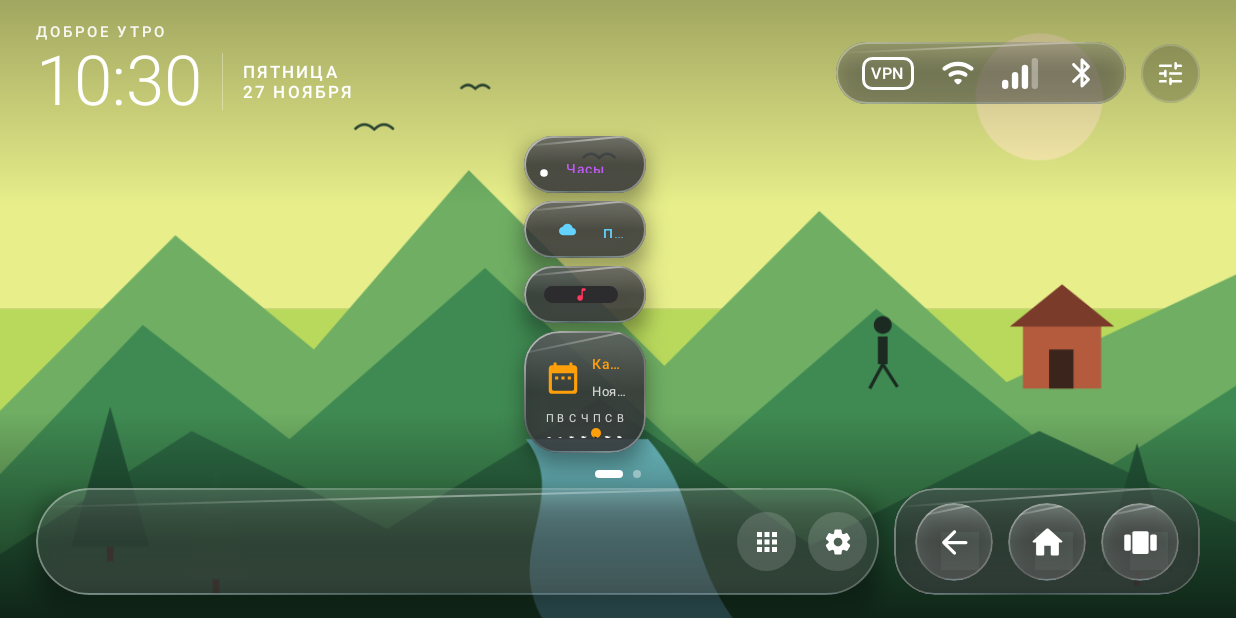
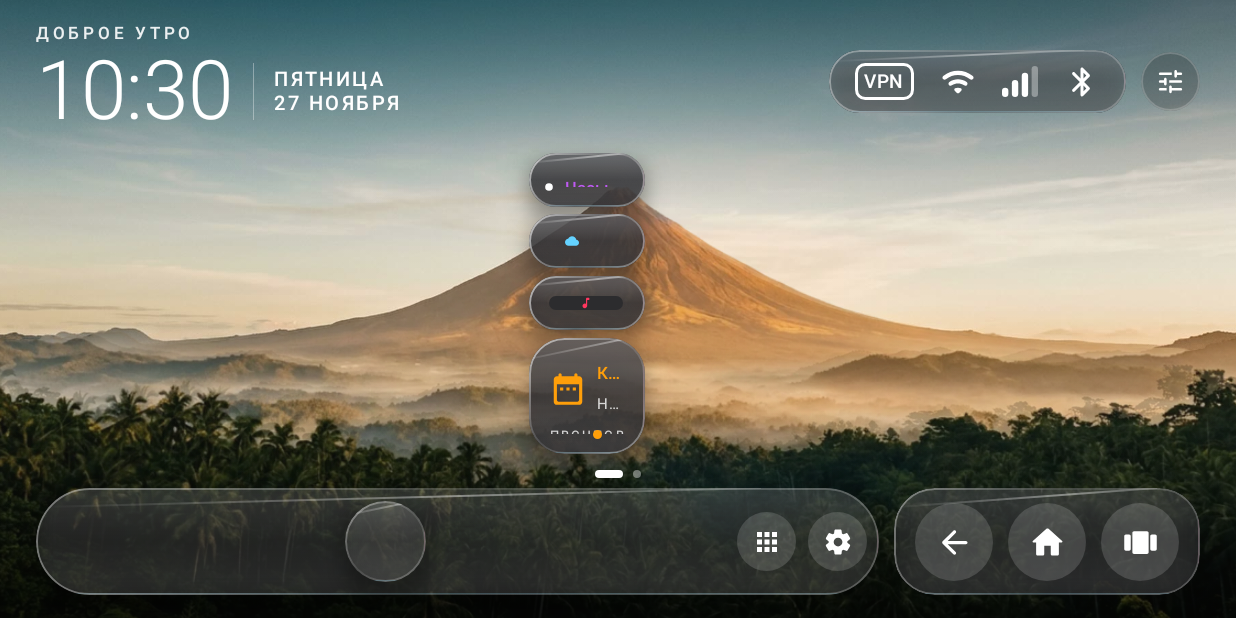
Before and after one commit to gyurdzhyan8631-netizen/aibox-ipad-launcher, an Android app built with Jetpack Compose: the screen it shows after launch (MainActivity), on a phone screen of 824 x 412 dp (held sideways). Run offline under Robolectric (Android 15) with nearby library versions, the phone set to English and light mode, and no system bars.

```diff
--- a/dock/src/main/java/com/aibox/launcher/dock/CarouselDockBar.kt
+++ b/dock/src/main/java/com/aibox/launcher/dock/CarouselDockBar.kt
@@ -48,13 +48,14 @@ import com.aibox.launcher.icons.AppIconPreview
 import kotlinx.coroutines.launch
 import kotlin.math.abs
 import kotlin.math.floor
+import kotlin.math.round
 
 /**
  * Горизонтальный док в стеклянной капсуле, в одном ряду с капсулой горячих клавиш.
  *
  * Карусель занимает всю доступную ширину слева, а справа стоят две кнопки:
  * «Все приложения» и «Настройки». Они не перекрывают иконки карусели.
- * Прокрутка свободная, с инерцией; пружинное выделение центральной иконки сохранено.
+ * Прокрутка свободная, с инерцией; центральная иконка пружинит «вперёд» внутри стеклянной капсулы.
  */
 @Composable
 fun CarouselDockBar(
@@ -74,7 +75,8 @@ fun CarouselDockBar(
     // Увеличили зазор: иконки больше не слипаются.
     val iconGap = 16.dp / safeUiScale
     val stepPx = with(density) { (iconSize + iconGap).toPx() }
-    val forwardPx = with(density) { (8.dp / safeUiScale).toPx() }
+    // Глубина пружины «вперёд»: тень под центральной иконкой, а не сдвиг вверх.
+    val depthPx = with(density) { (12.dp / safeUiScale).toPx() }
     val iconHalfPx = with(density) { iconSize.toPx() } / 2f
     val count = apps.size.coerceAtLeast(1)
     val cyclePx = stepPx * count
@@ -89,6 +91,8 @@ fun CarouselDockBar(
 
     // Бесконечный круг приводится к одному циклу только для расчёта положений.
     val normalized = scrollState - floor(scrollState / cyclePx) * cyclePx
+    // Стеклянная оболочка едет вместе с иконкой, ближайшей к центру карусели.
+    val shellShiftPx = round(-normalized / stepPx) * stepPx + normalized
 
     fun wrap(value: Float): Float {
         val wrapped = value % cyclePx
@@ -149,14 +153,23 @@ fun CarouselDockBar(
                         }
                     }
             ) {
+                // Стеклянная капсула сопровождает выбранную иконку во время прокрутки.
+                Box(
+                    modifier = Modifier
+                        .align(Alignment.Center)
+                        .offset(x = with(density) { shellShiftPx.toDp() })
+                        .size(iconSize * 1.18f)
+                        .glassSurface(CircleShape, strength = 1.15f)
+                )
+
                 apps.forEachIndexed { index, app ->
                     (-2..2).forEach { repeat ->
                         val relativePx = index * stepPx + normalized + repeat * cyclePx
                         if (abs(relativePx) <= viewportPx / 2f + iconHalfPx * 1.5f) {
                             val distance = (abs(relativePx) / stepPx).coerceIn(0f, 1f)
-                            // Пружина центральной иконки не изменена.
+                            // Пружина центральной иконки «вперёд»: рост и тень глубины вместо сдвига вверх.
                             val scaleByDistance by animateFloatAsState(
-                                targetValue = 1.22f - 0.22f * distance,
+                                targetValue = 1.30f - 0.30f * distance,
                                 animationSpec = spring(
                                     dampingRatio = 0.58f,
                                     stiffness = Spring.StiffnessMediumLow
@@ -175,7 +188,8 @@ fun CarouselDockBar(
                                     .graphicsLayer {
                                         scaleX = scaleByDistance
                                         scaleY = scaleByDistance
-                                        translationY = -(1f - distance) * forwardPx
+                                        shape = CircleShape
+                                        shadowElevation = (1f - distance) * depthPx
                                         alpha = (1f - 0.5f * distance) * edgeAlpha
                                     }
                                     .clickable {
--- a/dock/src/main/java/com/aibox/launcher/dock/SystemNavigationCapsule.kt
+++ b/dock/src/main/java/com/aibox/launcher/dock/SystemNavigationCapsule.kt
@@ -3,7 +3,6 @@ package com.aibox.launcher.dock
 import androidx.compose.foundation.background
 import androidx.compose.foundation.border
 import androidx.compose.foundation.clickable
-import androidx.compose.foundation.interaction.MutableInteractionSource
 import androidx.compose.foundation.layout.Arrangement
 import androidx.compose.foundation.layout.Box
 import androidx.compose.foundation.layout.Row
@@ -18,7 +17,6 @@ import androidx.compose.material.icons.rounded.Home
 import androidx.compose.material.icons.rounded.ViewCarousel
 import androidx.compose.material3.Icon
 import androidx.compose.runtime.Composable
-import androidx.compose.runtime.remember
 import androidx.compose.ui.Alignment
 import androidx.compose.ui.Modifier
 import androidx.compose.ui.draw.clip
@@ -26,7 +24,6 @@ import androidx.compose.ui.graphics.Color
 import androidx.compose.ui.graphics.vector.ImageVector
 import androidx.compose.ui.unit.Dp
 import androidx.compose.ui.unit.dp
-import com.aibox.launcher.core.ui.fluidGlassSurface
 import com.aibox.launcher.core.ui.glassSurface
 
 @Composable
@@ -65,15 +62,13 @@ private fun CapsuleButton(
     buttonSize: Dp,
     onClick: () -> Unit
 ) {
-    val interactionSource = remember { MutableInteractionSource() }
     Box(
         contentAlignment = Alignment.Center,
         modifier = Modifier
             .size(buttonSize)
             .clip(CircleShape)
             .background(DockDefaults.HotkeyButtonBackground)
-            .fluidGlassSurface(CircleShape, interactionSource, strength = 1.2f)
-            .clickable(interactionSource = interactionSource, indication = null, onClick = onClick)
+            .clickable(onClick = onClick)
     ) {
         Icon(
             imageVector = icon,
--- a/launcher/src/main/java/com/aibox/launcher/shell/LauncherRootScreen.kt
+++ b/launcher/src/main/java/com/aibox/launcher/shell/LauncherRootScreen.kt
@@ -115,7 +115,7 @@ fun LauncherRootScreen() {
         }
     }
     CompositionLocalProvider(
-        LocalDensity provides Density(baseDensity.density * uiScale, baseDensity.fontScale * uiScale),
+        LocalDensity provides Density(baseDensity.density * uiScale, baseDensity.fontScale),
         LocalConfiguration provides scaledConfig
     ) {
         // Шрифт интерфейса применяется ко всему лаунчеру, включая настройки.
@@ -623,15 +623,15 @@ private fun LauncherRootContent(settings: LauncherSettings, uiScale: Float) {
                     onLaunchApp = launchApp,
                     onOpenDrawer = { showAppDrawer = true },
                     onOpenSettings = { openSettings("personalization") },
-                    scale = settings.panelScale,
+                    scale = settings.dockScale,
                     uiScale = uiScale,
                     modifier = Modifier
                         .weight(1f)
-                        .height(DockDefaults.panelHeight(settings.panelScale))
+                        .height(DockDefaults.panelHeight(settings.dockScale))
                 )
                 Spacer(Modifier.width(12.dp))
                 SystemNavigationCapsule(
-                    scale = settings.panelScale,
+                    scale = settings.hotkeyScale,
                     uiScale = uiScale,
                     onBack = {
                         when {
--- a/settings/src/main/java/com/aibox/launcher/settings/LauncherSettings.kt
+++ b/settings/src/main/java/com/aibox/launcher/settings/LauncherSettings.kt
@@ -90,6 +90,16 @@ class LauncherSettings(private val prefs: SharedPreferences) {
     var statusScale by mutableFloatStateOf(prefs.getFloat(K_STATUS, 1f).coerceIn(0.6f, 1.3f))
         private set
     var quickScale by mutableFloatStateOf(prefs.getFloat(K_QUICK, 1f).coerceIn(0.6f, 1.3f))
+        private set
+
+    /** Док и капсула горячих клавиш теперь настраиваются отдельно друг от друга. */
+    var dockScale by mutableFloatStateOf(
+        prefs.getFloat(K_DOCK, prefs.getFloat(K_PANEL, 1f)).coerceIn(0.75f, 1.35f)
+    )
+        private set
+    var hotkeyScale by mutableFloatStateOf(
+        prefs.getFloat(K_HOTKEY, prefs.getFloat(K_PANEL, 1f)).coerceIn(0.75f, 1.35f)
+    )
         private set
 
     var theme by mutableStateOf(WallpaperTheme.fromId(prefs.getString(K_THEME, null)))
@@ -313,12 +323,24 @@ class LauncherSettings(private val prefs: SharedPreferences) {
         prefs.edit().putFloat(K_QUICK, quickScale).apply()
     }
 
+    fun updateDockScale(value: Float) {
+        dockScale = value.coerceIn(0.75f, 1.35f)
+        prefs.edit().putFloat(K_DOCK, dockScale).apply()
+    }
+
+    fun updateHotkeyScale(value: Float) {
+        hotkeyScale = value.coerceIn(0.75f, 1.35f)
+        prefs.edit().putFloat(K_HOTKEY, hotkeyScale).apply()
+    }
+
     /** Возвращает все размеры к значениям по умолчанию. */
     fun resetSizes() {
         updateUiScale(DEFAULT_UI_SCALE)
         updateStatusScale(1f)
         updateQuickScale(1f)
         updatePanelScale(1f)
+        updateDockScale(1f)
+        updateHotkeyScale(1f)
         updateIconScale(1f)
         updateClockScale(1f)
     }
@@ -374,6 +396,8 @@ class LauncherSettings(private val prefs: SharedPreferences) {
         const val K_UI = "ui_scale"
         const val K_STATUS = "status_scale"
         const val K_QUICK = "quick_scale"
+        const val K_DOCK = "dock_scale"
+        const val K_HOTKEY = "hotkey_scale"
         // Ключи panel_scale и weather_city совпадают с прежними версиями — настройки не теряются.
         const val K_PANEL = "panel_scale"
         const val K_ICON = "icon_scale"
--- a/settings/src/main/java/com/aibox/launcher/settings/SettingsScreen.kt
+++ b/settings/src/main/java/com/aibox/launcher/settings/SettingsScreen.kt
@@ -33,7 +33,6 @@ import androidx.compose.material.icons.Icons
 import androidx.compose.material.icons.automirrored.rounded.ArrowBack
 import androidx.compose.material.icons.rounded.Apps
 import androidx.compose.material.icons.rounded.Bluetooth
-import androidx.compose.material.icons.rounded.Code
 import androidx.compose.material.icons.rounded.Home
 import androidx.compose.material.icons.rounded.Image
 import androidx.compose.material.icons.rounded.Refresh
@@ -86,7 +85,6 @@ enum class SettingsSection(
     ICONS("icons", "Сторонние иконки", Icons.Rounded.Apps, Color(0xFFBF5AF2)),
     APPS("apps", "Приложения", Icons.Rounded.Apps, Color(0xFFBF5AF2)),
     SYSTEM("system", "Система", Icons.Rounded.Info, Color(0xFF8E8E93)),
-    DIAGNOSTICS("diagnostics", "Диагностика", Icons.Rounded.Code, Color(0xFF64D2FF)),
     UPDATE("update", "Обновление", Icons.Rounded.Refresh, Color(0xFF30D158)),
     ABOUT("about", "О лаунчере", Icons.Rounded.Star, Color(0xFF8E8E93));
 
@@ -216,9 +214,8 @@ fun SettingsScreen(
                             SettingsSection.ICONS -> CustomIconsSection(settings, apps, onPick = { picker = it })
                             SettingsSection.APPS -> AppsSection(settings, apps, onPick = { picker = it })
                             SettingsSection.SYSTEM -> SystemSection()
-                            SettingsSection.DIAGNOSTICS -> DiagnosticsSection()
                             SettingsSection.UPDATE -> UpdateSection()
-                            SettingsSection.ABOUT -> AboutSection(onOpenSection = { section = it })
+                            SettingsSection.ABOUT -> AboutSection()
                         }
                         }
                         }
--- a/wallpaper/src/main/java/com/aibox/launcher/wallpaper/DynamicSceneWallpaper.kt
+++ b/wallpaper/src/main/java/com/aibox/launcher/wallpaper/DynamicSceneWallpaper.kt
@@ -9,14 +9,11 @@ import androidx.compose.animation.core.rememberInfiniteTransition
 import androidx.compose.animation.core.tween
 import androidx.compose.foundation.Canvas
 import androidx.compose.foundation.Image
+import androidx.compose.foundation.background
 import androidx.compose.foundation.layout.Box
 import androidx.compose.foundation.layout.fillMaxSize
 import androidx.compose.runtime.Composable
-import androidx.compose.runtime.LaunchedEffect
 import androidx.compose.runtime.getValue
-import androidx.compose.runtime.mutableFloatStateOf
-import androidx.compose.runtime.remember
-import androidx.compose.runtime.setValue
 import androidx.compose.ui.Modifier
 import androidx.compose.ui.geometry.Offset
 import androidx.compose.ui.graphics.Brush
@@ -26,32 +23,33 @@ import androidx.compose.ui.graphics.graphicsLayer
 import androidx.compose.ui.layout.ContentScale
 import androidx.compose.ui.res.painterResource
 import com.aibox.launcher.core.model.WeatherCondition
-import kotlinx.coroutines.delay
 import kotlin.math.abs
 import kotlin.math.floor
 
 /**
  * Визуальный слой обоев первого стола.
  *
- * Единый стиль: flat art, минимализм, векторная графика. Все сцены — локальные
- * VectorDrawable в res/drawable/scene_flat_*.xml, без фотографий и тяжёлых градиентов.
- * Набор сцен и погодная логика не изменены — здесь только отрисовка.
+ * Стиль многослойных «живых» сцен (реальное фото + отдельный передний слой с параллаксом,
+ * цветовая grading-подложка и мягкая затемняющая дымка) взят из tvOS-Launcher:
+ * https://github.com/gyurdzhyan8631-netizen/tvOS-Launcher  (Apache License 2.0).
+ *
+ * Логика выбора сцены, GPS/погода и настройки не изменены — здесь только отрисовка.
  */
 enum class DynamicScenePack(val id: String, val title: String, val subtitle: String) {
     MOUNTAINS(
         "mountains",
         "Горы и храм",
-        "Плоские векторные горы, туман, река, храм и человек на скале"
+        "Горный хребет, туман в долине, река, храм и человек на скале"
     ),
     CITY(
         "city",
         "Город",
-        "Плоский векторный город, башня с часами и огни окон"
+        "Городская панорама, башня с часами, улица и огни окон"
     ),
     FOREST(
         "forest",
         "Лес",
-        "Плоский векторный лес, озеро, изба и олени"
+        "Лесистые холмы, озеро, изба, олени и свет в кронах"
     );
 
     companion object {
@@ -104,32 +102,49 @@ fun dynamicSceneFor(
 
 private fun frac(x: Float): Float = x - floor(x)
 
-private data class SceneAssets(@DrawableRes val background: Int)
+private data class SceneAssets(
+    @DrawableRes val background: Int,
+    @DrawableRes val foreground: Int? = null
+)
 
-/** Подбор плоской векторной сцены под набор и состояние. */
+/** Подбор реальной фотографии и слоя глубины под набор/состояние. */
 private fun assetsFor(pack: DynamicScenePack, scene: DynamicScene): SceneAssets = when (pack) {
     DynamicScenePack.MOUNTAINS -> when (scene) {
-        DynamicScene.DAWN -> SceneAssets(R.drawable.scene_flat_dawn)
-        DynamicScene.NIGHT -> SceneAssets(R.drawable.scene_flat_night)
-        DynamicScene.RAIN -> SceneAssets(R.drawable.scene_flat_rain)
-        DynamicScene.SNOW -> SceneAssets(R.drawable.scene_flat_snow)
-        DynamicScene.WIND -> SceneAssets(R.drawable.scene_flat_wind)
-        else -> SceneAssets(R.drawable.scene_flat_day)
+        DynamicScene.NIGHT -> SceneAssets(R.drawable.scene_night, R.drawable.scene_night_fg)
+        DynamicScene.RAIN, DynamicScene.SNOW -> SceneAssets(R.drawable.scene_fog, R.drawable.scene_fog_fg)
+        else -> SceneAssets(R.drawable.scene_golden, R.drawable.scene_golden_fg)
     }
 
-    DynamicScenePack.CITY -> SceneAssets(R.drawable.scene_flat_city)
-    DynamicScenePack.FOREST -> SceneAssets(R.drawable.scene_flat_forest)
+    DynamicScenePack.CITY -> SceneAssets(R.drawable.scene_city)
+
+    DynamicScenePack.FOREST -> when (scene) {
+        DynamicScene.DAWN -> SceneAssets(R.drawable.scene_dawn, R.drawable.scene_dawn_fg)
+        DynamicScene.NIGHT -> SceneAssets(R.drawable.scene_night, R.drawable.scene_night_fg)
+        DynamicScene.RAIN, DynamicScene.WIND -> SceneAssets(R.drawable.scene_fog, R.drawable.scene_fog_fg)
+        else -> SceneAssets(R.drawable.scene_forest, R.drawable.scene_dawn_fg)
+    }
+}
+
+private data class SceneGrade(val top: Color, val bottom: Color, val strength: Float)
+
+/** Цветовая подложка, которая перекрашивает одну и ту же фотографию под погоду/время суток. */
+private fun gradeFor(scene: DynamicScene): SceneGrade = when (scene) {
+    DynamicScene.DAY -> SceneGrade(Color(0xFFBBD9FF), Color(0xFFFFE2A8), 0.05f)
+    DynamicScene.DAWN -> SceneGrade(Color(0xFF7A4A6B), Color(0xFFFFB06A), 0.20f)
+    DynamicScene.NIGHT -> SceneGrade(Color(0xFF06102C), Color(0xFF101A36), 0.42f)
+    DynamicScene.RAIN -> SceneGrade(Color(0xFF33474C), Color(0xFF5C6B6A), 0.24f)
+    DynamicScene.SNOW -> SceneGrade(Color(0xFFDCEBF6), Color(0xFFFFFFFF), 0.20f)
+    DynamicScene.WIND -> SceneGrade(Color(0xFF9A8E6B), Color(0xFFD9C7A0), 0.12f)
 }
 
 /**
- * Живые обои первого стола: один векторный слой с медленным параллаксом,
- * дешёвые погодные частицы и кинематографичная дымка.
+ * Живые обои первого стола: реальное фото, медленно дрейфующий передний слой для эффекта
+ * глубины, лёгкая цветовая коррекция и очень дешёвые погодные частицы.
  *
- * Движение идёт через graphicsLayer, а частицы обновляются отдельным composable
- * с частотой ~24fps — корневой экран не перерисовывается каждый кадр.
+ * Всё движение идёт через graphicsLayer/infinite transition без перерисовки тяжёлых векторных
+ * сцен, поэтому анимация остаётся плавной даже на слабом устройстве.
  */
 @Composable
-@Suppress("UNUSED_PARAMETER")
 fun DynamicSceneWallpaper(
     scene: DynamicScene,
     pack: DynamicScenePack = DynamicScenePack.MOUNTAINS,
@@ -139,6 +154,7 @@ fun DynamicSceneWallpaper(
     modifier: Modifier = Modifier
 ) {
     val assets = assetsFor(pack, scene)
+    val grade = gradeFor(scene)
     val transition = rememberInfiniteTransition(label = "scene-depth")
     val drift by transition.animateFloat(
         initialValue = 0f,
@@ -148,6 +164,21 @@ fun DynamicSceneWallpaper(
             repeatMode = RepeatMode.Reverse
         ),
         label = "depth-drift"
+    )
+    val particleDuration = when (scene) {
+        DynamicScene.RAIN -> 1_500
+        DynamicScene.SNOW -> 7_000
+        DynamicScene.WIND -> 2_400
+        else -> 6_000
+    }
+    val phase by transition.animateFloat(
+        initialValue = 0f,
+        targetValue = 1f,
+        animationSpec = infiniteRepeatable(
+            animation = tween(durationMillis = particleDuration, easing = LinearEasing),
+            repeatMode = RepeatMode.Restart
+        ),
+        label = "weather-phase"
     )
 
     Box(modifier = modifier.fillMaxSize()) {
@@ -168,11 +199,46 @@ fun DynamicSceneWallpaper(
                 }
         )
 
-        if (scene == DynamicScene.RAIN || scene == DynamicScene.SNOW || scene == DynamicScene.WIND) {
-            WeatherParticles(scene = scene, modifier = Modifier.fillMaxSize())
+        val foreground = assets.foreground?.let { painterResource(id = it) }
+        if (foreground != null) {
+            Image(
+                painter = foreground,
+                contentDescription = null,
+                contentScale = ContentScale.Crop,
+                modifier = Modifier
+                    .fillMaxSize()
+                    .graphicsLayer {
+                        val sx = (drift - 0.5f) * size.width * 0.014f
+                        val sy = (drift - 0.5f) * size.height * 0.010f
+                        alpha = 0.78f
+                        scaleX = 1.10f
+                        scaleY = 1.10f
+                        translationX = -sx * 1.9f
+                        translationY = -sy * 1.5f
+                    }
+            )
         }
 
-        // Мягкая кинематографичная дымка сверху и снизу — статична, не перерисовывается.
+        Box(
+            modifier = Modifier
+                .fillMaxSize()
+                .background(
+                    Brush.verticalGradient(
+                        listOf(
+                            grade.top.copy(alpha = grade.strength),
+                            grade.bottom.copy(alpha = grade.strength * 0.75f)
+                        )
+                    )
+                )
+        )
+
+        if (scene == DynamicScene.RAIN || scene == DynamicScene.SNOW || scene == DynamicScene.WIND) {
+            Canvas(modifier = Modifier.fillMaxSize()) {
+                drawWeatherParticles(scene, phase, size.width, size.height)
+            }
+        }
+
+        // Мягкая кинематографичная дымка сверху и снизу — как в живых сценах tvOS.
         Canvas(modifier = Modifier.fillMaxSize()) {
             drawRect(
                 brush = Brush.verticalGradient(
@@ -187,28 +253,6 @@ fun DynamicSceneWallpaper(
                 )
             )
         }
-    }
-}
-
-/** Частицы живут в отдельном composable: рекомпозируется только этот Canvas. */
-@Composable
-private fun WeatherParticles(scene: DynamicScene, modifier: Modifier = Modifier) {
-    val durationMillis = when (scene) {
-        DynamicScene.RAIN -> 1_500
-        DynamicScene.SNOW -> 7_000
-        DynamicScene.WIND -> 2_400
-        else -> 6_000
-    }
-    var phase by remember { mutableFloatStateOf(0f) }
-    LaunchedEffect(scene) {
-        val frameDelay = 1_000L / 24L
-        while (true) {
-            phase = (phase + frameDelay.toFloat() / durationMillis) % 1f
-            delay(frameDelay)
-        }
-    }
-    Canvas(modifier = modifier) {
-        drawWeatherParticles(scene, phase, size.width, size.height)
     }
 }
 
```
Also changed, not shown: settings/src/main/java/com/aibox/launcher/settings/SettingsSections.kt (+18 -6 lines), 2 other files.
